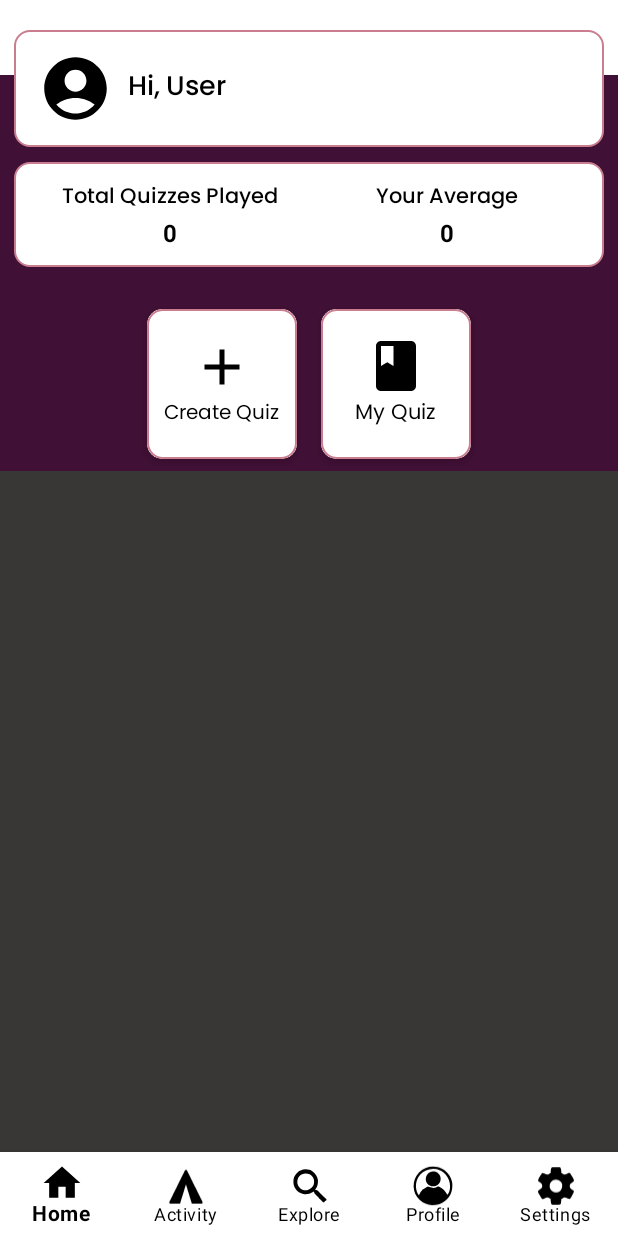
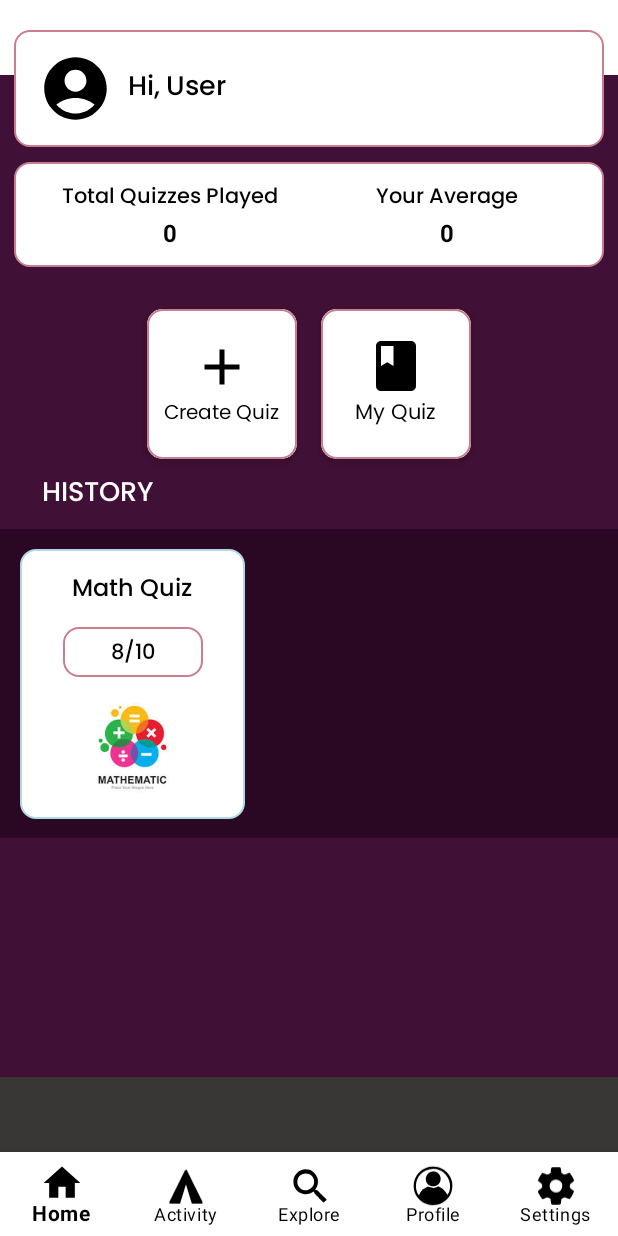
Before and after one commit to Jecchisauce/Quizora1, an Android app: the HomeFragment screen opened directly, with no data from a screen before it, on a phone screen of 412 x 824 dp. Run offline under Robolectric (Android 15) with nearby library versions, the phone set to English and light mode, and no system bars; our stand-ins replace data binding.

Commit message:
Quiz HISTORY LAYOUT (/)
FUNCTIONALITY

```diff
--- a/Quizora/app/src/main/AndroidManifest.xml
+++ b/Quizora/app/src/main/AndroidManifest.xml
@@ -1,6 +1,6 @@
 <?xml version="1.0" encoding="utf-8"?>
 <manifest xmlns:android="http://schemas.android.com/apk/res/android"
-    xmlns:tools="http://schemas.android.com/tools">
+    xmlns:tools="http://schemas.android.com/tools" >
 
     <application
         android:allowBackup="true"
@@ -11,7 +11,10 @@
         android:roundIcon="@mipmap/ic_launcher_round"
         android:supportsRtl="true"
         android:theme="@style/Theme.Quizora"
-        tools:targetApi="31">
+        tools:targetApi="31" >
+        <activity
+            android:name=".ItemQuizHistory"
+            android:exported="false" />
         <activity
             android:name=".ItemOnboarding"
             android:exported="false" />
@@ -42,7 +45,7 @@
             android:windowSoftInputMode="adjustPan" />
         <activity
             android:name=".SplashScreen"
-            android:exported="true">
+            android:exported="true" >
             <intent-filter>
                 <action android:name="android.intent.action.MAIN" />
 
--- a/Quizora/app/src/main/java/com/example/quizora/HomeFragment.kt
+++ b/Quizora/app/src/main/java/com/example/quizora/HomeFragment.kt
@@ -5,55 +5,27 @@ import androidx.fragment.app.Fragment
 import android.view.LayoutInflater
 import android.view.View
 import android.view.ViewGroup
+import androidx.recyclerview.widget.LinearLayoutManager
+import androidx.recyclerview.widget.RecyclerView
 
-// TODO: Rename parameter arguments, choose names that match
-// the fragment initialization parameters, e.g. ARG_ITEM_NUMBER
-private const val ARG_PARAM1 = "param1"
-private const val ARG_PARAM2 = "param2"
-
-/**
- * A simple [Fragment] subclass.
- * Use the [HomeFragment.newInstance] factory method to
- * create an instance of this fragment.
- */
 class HomeFragment : Fragment() {
-    // TODO: Rename and change types of parameters
-    private var param1: String? = null
-    private var param2: String? = null
-
-    override fun onCreate(savedInstanceState: Bundle?) {
-        super.onCreate(savedInstanceState)
-        arguments?.let {
-            param1 = it.getString(ARG_PARAM1)
-            param2 = it.getString(ARG_PARAM2)
-        }
-    }
 
     override fun onCreateView(
         inflater: LayoutInflater, container: ViewGroup?,
         savedInstanceState: Bundle?
     ): View? {
-        // Inflate the layout for this fragment
         return inflater.inflate(R.layout.fragment_home, container, false)
     }
 
-    companion object {
-        /**
-         * Use this factory method to create a new instance of
-         * this fragment using the provided parameters.
-         *
-         * @param param1 Parameter 1.
-         * @param param2 Parameter 2.
-         * @return A new instance of fragment HomeFragment.
-         */
-        // TODO: Rename and change types and number of parameters
-        @JvmStatic
-        fun newInstance(param1: String, param2: String) =
-            HomeFragment().apply {
-                arguments = Bundle().apply {
-                    putString(ARG_PARAM1, param1)
-                    putString(ARG_PARAM2, param2)
-                }
-            }
+    override fun onViewCreated(view: View, savedInstanceState: Bundle?) {
+        super.onViewCreated(view, savedInstanceState)
+
+        val quizHistoryList = listOf(
+            QuizHistory("Math Quiz", "8/10"),
+        )
+
+        val recyclerView = view.findViewById<RecyclerView>(R.id.recyclerViewHistory)
+        recyclerView.layoutManager = LinearLayoutManager(requireContext(), LinearLayoutManager.HORIZONTAL, false)
+        recyclerView.adapter = QuizHistoryAdapter(quizHistoryList)
     }
 }
--- /dev/null
+++ b/Quizora/app/src/main/java/com/example/quizora/QuizHistoryAdapter.kt
@@ -0,0 +1,32 @@
+package com.example.quizora
+
+import android.view.LayoutInflater
+import android.view.View
+import android.view.ViewGroup
+import android.widget.TextView
+import androidx.recyclerview.widget.RecyclerView
+
+data class QuizHistory(val title: String, val score: String)
+
+class QuizHistoryAdapter(private val quizList: List<QuizHistory>) :
+    RecyclerView.Adapter<QuizHistoryAdapter.QuizViewHolder>() {
+
+    class QuizViewHolder(view: View) : RecyclerView.ViewHolder(view) {
+        val quizTitle: TextView = view.findViewById(R.id.historyQuizTitle)
+        val quizScore: TextView = view.findViewById(R.id.historyQuizScore)
+    }
+
+    override fun onCreateViewHolder(parent: ViewGroup, viewType: Int): QuizViewHolder {
+        val view = LayoutInflater.from(parent.context)
+            .inflate(R.layout.item_quiz_history, parent, false)
+        return QuizViewHolder(view)
+    }
+
+    override fun onBindViewHolder(holder: QuizViewHolder, position: Int) {
+        val quiz = quizList[position]
+        holder.quizTitle.text = quiz.title
+        holder.quizScore.text = quiz.score
+    }
+
+    override fun getItemCount(): Int = quizList.size
+}
--- a/Quizora/app/src/main/res/layout/fragment_activity.xml
+++ b/Quizora/app/src/main/res/layout/fragment_activity.xml
@@ -7,6 +7,7 @@
     tools:context=".ActivityFragment">
 
     <RelativeLayout
+        android:background="#411036"
         android:layout_width="match_parent"
         android:layout_height="wrap_content">
 
@@ -32,7 +33,7 @@
             android:gravity="center"
             android:padding="10dp"
             android:text="YOUR QUIZ"
-            android:textColor="@color/black"
+            android:textColor="@color/white"
             android:textSize="20sp" />
 
         <!-- Button on the Right -->
--- a/Quizora/app/src/main/res/layout/fragment_home.xml
+++ b/Quizora/app/src/main/res/layout/fragment_home.xml
@@ -222,4 +222,38 @@
 
     </LinearLayout>
 
+    <TextView
+        android:id="@+id/tvHistoryTitle"
+        android:layout_width="wrap_content"
+        android:layout_height="wrap_content"
+        android:layout_marginStart="28dp"
+        android:layout_marginBottom="8dp"
+        android:fontFamily="@font/poppins_medium"
+        android:text="History"
+        android:textAllCaps="true"
+        android:textColor="@color/white"
+        android:textSize="18sp"
+        app:layout_constraintBottom_toTopOf="@id/recyclerViewHistory"
+        app:layout_constraintStart_toStartOf="parent"
+        app:layout_constraintTop_toBottomOf="@id/quiz_buttons"
+        app:layout_constraintVertical_bias="1.0" />
+
+    <androidx.recyclerview.widget.RecyclerView
+        android:id="@+id/recyclerViewHistory"
+        android:layout_width="610dp"
+        android:layout_height="206dp"
+        android:layout_marginTop="10dp"
+        android:layout_marginBottom="10dp"
+        android:background="#2A0824"
+        android:orientation="horizontal"
+        android:overScrollMode="never"
+        android:padding="8dp"
+        app:layout_constraintBottom_toBottomOf="parent"
+        app:layout_constraintEnd_toEndOf="parent"
+        app:layout_constraintHorizontal_bias="0.0"
+        app:layout_constraintStart_toStartOf="parent"
+        app:layout_constraintTop_toBottomOf="@id/quiz_buttons"
+        app:layout_constraintVertical_bias="0.161" />
+
+
 </androidx.constraintlayout.widget.ConstraintLayout>
--- /dev/null
+++ b/Quizora/app/src/main/res/layout/item_quiz_history.xml
@@ -0,0 +1,58 @@
+<?xml version="1.0" encoding="utf-8"?>
+<androidx.constraintlayout.widget.ConstraintLayout
+    xmlns:android="http://schemas.android.com/apk/res/android"
+    xmlns:app="http://schemas.android.com/apk/res-auto"
+    xmlns:tools="http://schemas.android.com/tools"
+    android:layout_width="150dp"
+    android:layout_height="180dp"
+    android:padding="10dp"
+    android:background="@drawable/back_bg"
+    android:layout_margin="5dp">
+
+    <TextView
+        android:id="@+id/historyQuizTitle"
+        android:textAlignment="center"
+        android:layout_width="94dp"
+        android:layout_height="29dp"
+        android:layout_marginTop="4dp"
+        android:fontFamily="@font/poppins_medium"
+        android:text="Quiz Title"
+        android:textColor="@color/black"
+        android:textSize="16sp"
+        app:layout_constraintEnd_toEndOf="parent"
+        app:layout_constraintStart_toStartOf="parent"
+        app:layout_constraintTop_toTopOf="parent" />
+
+    <TextView
+        android:id="@+id/historyQuizScore"
+        android:layout_width="93dp"
+        android:layout_height="33dp"
+        android:layout_marginBottom="4dp"
+        android:background="@drawable/textbox"
+        android:fontFamily="@font/poppins_medium"
+        android:padding="6dp"
+        android:text="Score: 8/10"
+        android:textAlignment="center"
+        android:textColor="@color/black"
+        android:textSize="14sp"
+        app:layout_constraintBottom_toBottomOf="parent"
+        app:layout_constraintEnd_toEndOf="parent"
+        app:layout_constraintHorizontal_bias="0.513"
+        app:layout_constraintStart_toStartOf="parent"
+        app:layout_constraintTop_toBottomOf="@id/historyQuizTitle"
+        app:layout_constraintVertical_bias="0.1" />
+
+    <ImageView
+        android:id="@+id/historyQuizImage"
+        android:layout_width="86dp"
+        android:layout_height="75dp"
+        android:layout_marginTop="25dp"
+        android:scaleType="centerCrop"
+        android:src="@drawable/ma_th"
+        app:layout_constraintBottom_toBottomOf="parent"
+        app:layout_constraintEnd_toEndOf="parent"
+        app:layout_constraintStart_toStartOf="parent"
+        app:layout_constraintTop_toTopOf="@+id/historyQuizScore"
+        app:layout_constraintVertical_bias="1.0" />
+
+</androidx.constraintlayout.widget.ConstraintLayout>
```
Also changed, not shown: 92 other files.
